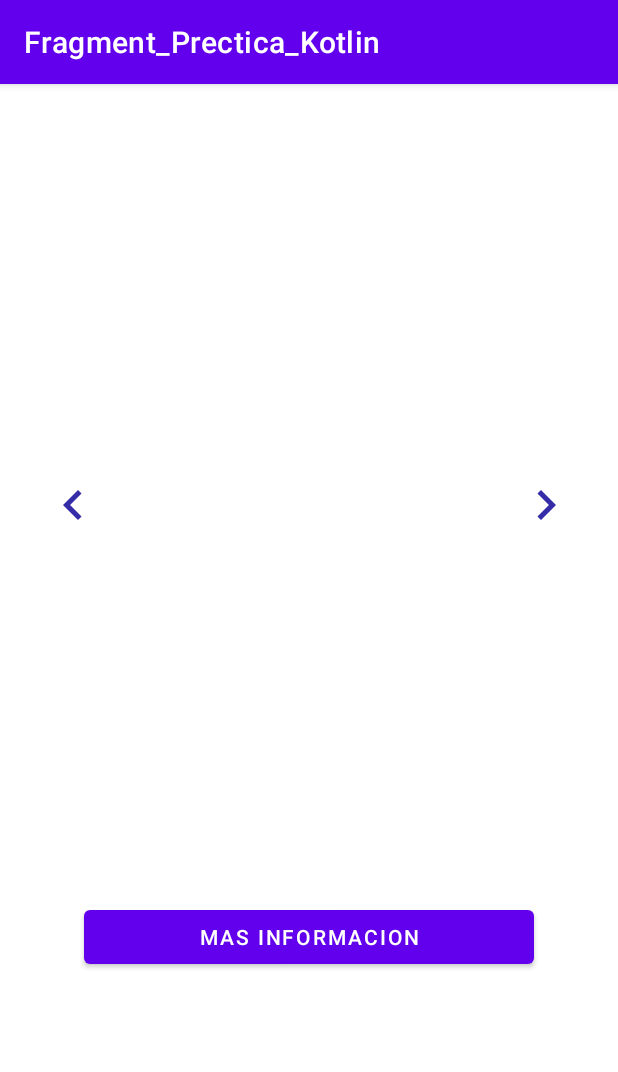
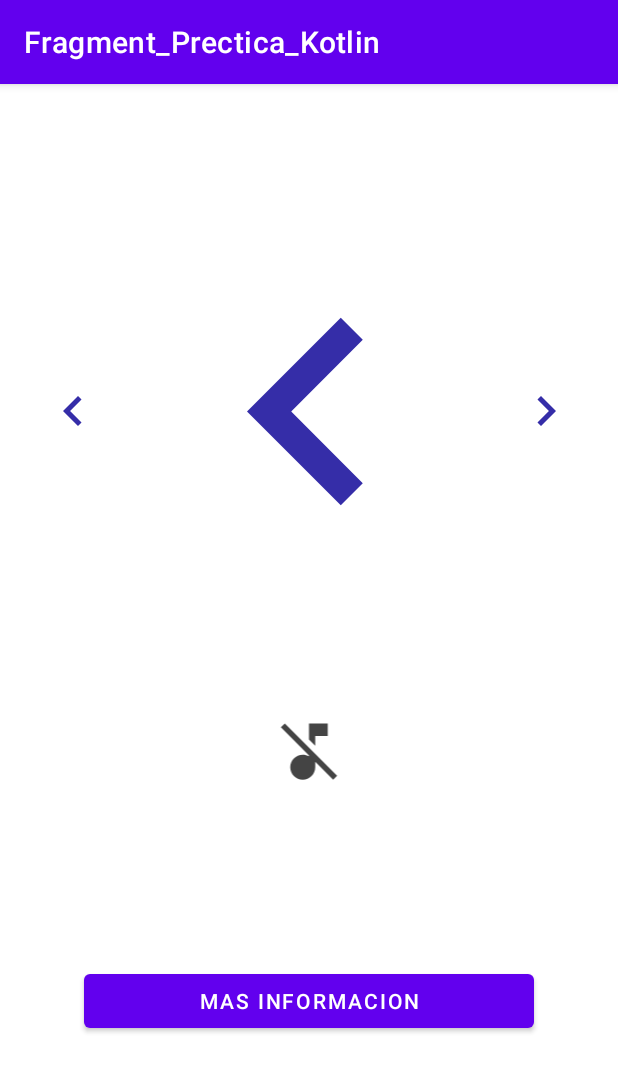
Before and after one commit to Chiles012/kotlin_practica, an Android app: the screen it shows after launch (MainActivity), on a phone screen of 412 x 824 dp. Shown: the top 1072 px of the screen. Run offline under Robolectric (Android 15) with nearby library versions, the phone set to English and light mode, and no system bars.

Commit message:
fragments/ entender las vistas y eventos dentro de los fragments

```diff
--- a/app/src/main/java/com/chiles/fragment_prectica_kotlin/arrayPictures.kt
+++ b/app/src/main/java/com/chiles/fragment_prectica_kotlin/ArrayPictures.kt
@@ -6,7 +6,7 @@ import kotlinx.parcelize.Parcelize
 
 @JsonClass(generateAdapter = true)
 @Parcelize
-class arrayPictures(
+class ArrayPictures(
     var arrayPictures: Array<Picture> = arrayOf(
         Picture(R.drawable.back, R.drawable.back, "Back")
     )
--- a/app/src/main/java/com/chiles/fragment_prectica_kotlin/CarouselFragment.kt
+++ b/app/src/main/java/com/chiles/fragment_prectica_kotlin/CarouselFragment.kt
@@ -1,11 +1,46 @@
 package com.chiles.fragment_prectica_kotlin
 
+import android.media.Image
 import android.os.Bundle
 import androidx.fragment.app.Fragment
 import android.view.LayoutInflater
 import android.view.View
 import android.view.ViewGroup
+import android.widget.Button
+import android.widget.ImageView
 
 class CarouselFragment : Fragment(R.layout.fragment_carousel) {
 
+    lateinit var arrayPictures: Array<Picture>
+    lateinit var picture: Picture
+    lateinit var btnContinue: ImageView
+    lateinit var btnBack: ImageView
+    lateinit var btnInfo: Button
+    lateinit var imgCarousel: ImageView
+
+    var index = 0
+
+    override fun onActivityCreated(savedInstanceState: Bundle?) {
+        super.onActivityCreated(savedInstanceState)
+
+        arrayPictures = ArrayPictures().arrayPictures
+        picture = arrayPictures[index]
+
+        initViews()
+    }
+
+    private fun initViews() {
+        btnContinue = requireView().findViewById(R.id.btnContinue)
+        btnBack = requireView().findViewById(R.id.btnPrevious)
+        btnInfo = requireView().findViewById(R.id.btnInfo)
+        imgCarousel = requireView().findViewById(R.id.imgViewCarousel)
+
+        imgCarousel.setImageResource(picture.sourceImage)
+
+    }
+
+    override fun onResume() {
+        super.onResume()
+    }
+
 }
--- a/app/src/main/java/com/chiles/fragment_prectica_kotlin/MainActivity.kt
+++ b/app/src/main/java/com/chiles/fragment_prectica_kotlin/MainActivity.kt
@@ -2,13 +2,21 @@ package com.chiles.fragment_prectica_kotlin
 
 import androidx.appcompat.app.AppCompatActivity
 import android.os.Bundle
+import android.widget.Button
+import android.widget.ImageView
 
 class MainActivity : AppCompatActivity() {
+
     override fun onCreate(savedInstanceState: Bundle?) {
         super.onCreate(savedInstanceState)
         setContentView(R.layout.activity_main)
 
         // * Inicializar el fragment en el carousel de imagenes
-        supportFragmentManager.beginTransaction().add(R.id.frgmtContainer, CarouselFragment()).commit()
+        supportFragmentManager.beginTransaction().apply {
+            add(R.id.frgmtContainer, CarouselFragment())
+            addToBackStack(CarouselFragment().tag)
+            commit()
+        }
+
     }
 }
--- a/app/src/main/res/layout/fragment_carousel.xml
+++ b/app/src/main/res/layout/fragment_carousel.xml
@@ -22,7 +22,7 @@
         android:layout_height="40dp"
         android:src="@drawable/next"
         app:layout_constraintTop_toTopOf="parent"
-        app:layout_constraintBottom_toTopOf="@+id/btnInfo"
+        app:layout_constraintBottom_toTopOf="@+id/btnMusic"
         app:layout_constraintEnd_toEndOf="parent"
         app:layout_constraintStart_toEndOf="@+id/imgViewCarousel"
         />
@@ -33,7 +33,7 @@
         android:layout_height="40dp"
         android:src="@drawable/back"
         app:layout_constraintTop_toTopOf="parent"
-        app:layout_constraintBottom_toTopOf="@id/btnInfo"
+        app:layout_constraintBottom_toTopOf="@id/btnMusic"
         app:layout_constraintStart_toStartOf="parent"
         app:layout_constraintEnd_toStartOf="@+id/imgViewCarousel"
         />
@@ -41,9 +41,8 @@
     <ImageView
         android:id="@+id/btnMusic"
         android:layout_width="match_parent"
-        android:layout_height="wrap_content"
-        android:src="@drawable/music_on"
-        android:visibility="gone"
+        android:layout_height="50dp"
+        android:src="@drawable/music_off"
         app:layout_constraintTop_toBottomOf="@+id/imgViewCarousel"
         app:layout_constraintBottom_toTopOf="@+id/btnInfo"
         app:layout_constraintStart_toStartOf="parent"
```
